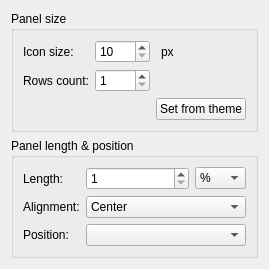
Before: the Qt Designer form panel/config/configpaneldialog.ui in lxqt/lxqt-panel, drawn with Qt 5.
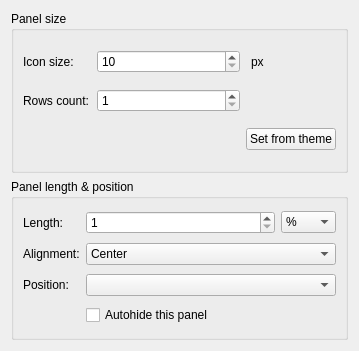
After: the same form once the commit is applied.

Commit message: A begin for #134 (autohide panel). Created a checkbox to activate the panel autohide option in the configure dialog. DragEvents are not considered yet.

```diff
--- a/panel/config/configpaneldialog.ui
+++ b/panel/config/configpaneldialog.ui
@@ -6,8 +6,8 @@
    <rect>
     <x>0</x>
     <y>0</y>
-    <width>269</width>
-    <height>248</height>
+    <width>359</width>
+    <height>351</height>
    </rect>
   </property>
   <property name="windowTitle">
@@ -146,6 +146,9 @@
         </property>
        </widget>
       </item>
+      <item row="2" column="1" colspan="3">
+       <widget class="QComboBox" name="comboBox_position"/>
+      </item>
       <item row="2" column="0">
        <widget class="QLabel" name="label_position">
         <property name="text">
@@ -153,25 +156,22 @@
         </property>
        </widget>
       </item>
-      <item row="2" column="1" colspan="3">
-       <widget class="QComboBox" name="comboBox_position"/>
+      <item row="3" column="1">
+       <widget class="QCheckBox" name="checkBox_autohideTb">
+        <property name="maximumSize">
+         <size>
+          <width>251</width>
+          <height>16777215</height>
+         </size>
+        </property>
+        <property name="text">
+         <string>Autohide this panel</string>
+        </property>
+       </widget>
       </item>
      </layout>
     </widget>
    </item>
-   <item>
-    <spacer name="verticalSpacer">
-     <property name="orientation">
-      <enum>Qt::Vertical</enum>
-     </property>
-     <property name="sizeHint" stdset="0">
-      <size>
-       <width>20</width>
-       <height>40</height>
-      </size>
-     </property>
-    </spacer>
-   </item>
   </layout>
  </widget>
  <resources/>
```
The commit also changes 5 other files.
